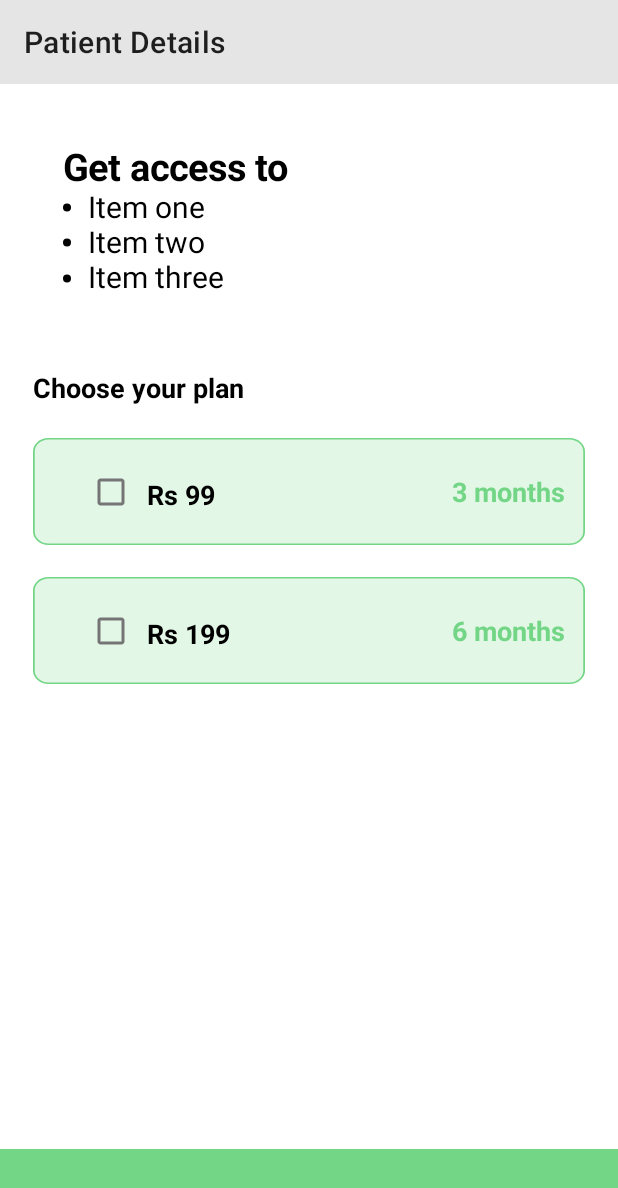
After one commit to karan-nga/MedicineApp, an Android app: the MemeberSub screen opened directly, with no data from a screen before it, on a phone screen of 412 x 824 dp. The commit adds this screen. Shown: the top 1188 px of the screen. Run offline under Robolectric (Android 15) with nearby library versions, the phone set to English and light mode, and no system bars.

Commit message:
Merge remote-tracking branch 'origin/master'

```diff
--- a/app/src/main/java/com/rawtooth/anchal/insurance/Insurance_activity.kt
+++ b/app/src/main/java/com/rawtooth/anchal/insurance/Insurance_activity.kt
@@ -16,5 +16,8 @@ Insurance_activity : AppCompatActivity() {
         binding.rec60.setOnClickListener{
             startActivity(Intent(this,Insurance_Details::class.java))
         }
+        binding.rec59.setOnClickListener{
+            startActivity(Intent(this,BuildYourHealthPlan::class.java))
+        }
     }
 }
--- a/app/src/main/java/com/rawtooth/loginresgister/Login.kt
+++ b/app/src/main/java/com/rawtooth/loginresgister/Login.kt
@@ -19,8 +19,8 @@ class Login : AppCompatActivity(), View.OnClickListener {
     }
 
     override fun onClick(view: View?) {
-        val email=bindig.loginEdt1.text.toString()
-        val pass=bindig.loginEdt2.text.toString()
+        val email=bindig.loginEdt1.text.toString().trim()
+        val pass=bindig.loginEdt2.text.toString().trim()
         if(email=="admin@gmail.com"&&pass=="root"){
             Toast.makeText(this,"Success",Toast.LENGTH_SHORT).show()
             startActivity(Intent(this,MainActivity2::class.java))
--- /dev/null
+++ b/app/src/main/java/com/rawtooth/medicineapp/consult/DoctorBook.kt
@@ -0,0 +1,12 @@
+package com.rawtooth.medicineapp.consult
+
+import androidx.appcompat.app.AppCompatActivity
+import android.os.Bundle
+import com.rawtooth.medicineapp.R
+
+class DoctorBook : AppCompatActivity() {
+    override fun onCreate(savedInstanceState: Bundle?) {
+        super.onCreate(savedInstanceState)
+        setContentView(R.layout.activity_doctor_book)
+    }
+}
--- a/app/src/main/java/com/rawtooth/medicineapp/ui/mainfragment2/HomeFragment.kt
+++ b/app/src/main/java/com/rawtooth/medicineapp/ui/mainfragment2/HomeFragment.kt
@@ -1,11 +1,13 @@
 package com.rawtooth.medicineapp.ui.mainfragment2
 
+import android.content.Intent
 import android.os.Bundle
 import android.view.LayoutInflater
 import android.view.View
 import android.view.ViewGroup
 import androidx.fragment.app.Fragment
 import androidx.lifecycle.ViewModelProvider
+import com.rawtooth.anchal.insurance.Messages
 import com.rawtooth.medicineapp.RecyclerAdapter
 import com.rawtooth.medicineapp.databinding.HomeFragmentBinding
 
@@ -27,6 +29,9 @@ class HomeFragment : Fragment() {
         savedInstanceState: Bundle?
     ): View {
         binding = HomeFragmentBinding.inflate(layoutInflater)
+        binding.messageActivity.setOnClickListener{
+           startActivity(Intent(context,Messages::class.java))
+        }
         return binding.root
     }
 
--- /dev/null
+++ b/app/src/main/java/com/rawtooth/subscription/MemeberSub.kt
@@ -0,0 +1,16 @@
+package com.rawtooth.subscription
+
+import androidx.appcompat.app.AppCompatActivity
+import android.os.Bundle
+import com.rawtooth.medicineapp.R
+import com.rawtooth.medicineapp.databinding.ActivityMemeberSubBinding
+
+class MemeberSub : AppCompatActivity() {
+    lateinit var binding:ActivityMemeberSubBinding
+    override fun onCreate(savedInstanceState: Bundle?) {
+        super.onCreate(savedInstanceState)
+        binding= ActivityMemeberSubBinding.inflate(layoutInflater)
+        setContentView(binding.root)
+        binding.benfitPoints.setText(R.string.bullted_list)
+    }
+}
--- /dev/null
+++ b/app/src/main/res/drawable/choseplan.xml
@@ -0,0 +1,30 @@
+<?xml version="1.0" encoding="utf-8"?>
+<vector
+    xmlns:android="http://schemas.android.com/apk/res/android"
+    xmlns:aapt="http://schemas.android.com/aapt"
+    android:width="316dp"
+    android:height="71dp"
+    android:viewportWidth="316"
+    android:viewportHeight="71"
+    >
+
+    <group>
+
+        <clip-path
+            android:pathData="M9 0H307C311.971 0 316 4.02944 316 9V62C316 66.9706 311.971 71 307 71H9C4.02944 71 0 66.9706 0 62V9C0 4.02944 4.02944 0 9 0Z"
+            />
+
+        <path
+            android:pathData="M0 0V71H316V0"
+            android:fillColor="#3373D686"
+            />
+
+        <path
+            android:pathData="M9 0H307C311.971 0 316 4.02944 316 9V62C316 66.9706 311.971 71 307 71H9C4.02944 71 0 66.9706 0 62V9C0 4.02944 4.02944 0 9 0Z"
+            android:strokeWidth="2"
+            android:strokeColor="#73D686"
+            />
+
+    </group>
+
+</vector>
--- /dev/null
+++ b/app/src/main/res/layout/activity_doctor_book.xml
@@ -0,0 +1,10 @@
+<?xml version="1.0" encoding="utf-8"?>
+<androidx.constraintlayout.widget.ConstraintLayout xmlns:android="http://schemas.android.com/apk/res/android"
+    xmlns:app="http://schemas.android.com/apk/res-auto"
+    xmlns:tools="http://schemas.android.com/tools"
+    android:layout_width="match_parent"
+    android:layout_height="match_parent"
+    tools:context=".consult.DoctorBook">
+
+
+</androidx.constraintlayout.widget.ConstraintLayout>
--- a/app/src/main/res/layout/activity_login.xml
+++ b/app/src/main/res/layout/activity_login.xml
@@ -41,7 +41,7 @@
         android:layout_marginRight="22dp"
         android:layout_marginTop="53dp"
         android:background="@drawable/rectangle46"
-        android:hint="     Email" />
+        android:hint="     admin@gmail.com" />
 
     <EditText
         android:id="@+id/login_edt_2"
@@ -54,7 +54,7 @@
         android:layout_marginRight="22dp"
         android:layout_marginTop="16dp"
         android:background="@drawable/rectangle47"
-        android:hint="     Password" />
+        android:text="     root" />
 
     <com.google.android.material.button.MaterialButton
         android:id="@+id/btn_login"
--- /dev/null
+++ b/app/src/main/res/layout/activity_memeber_sub.xml
@@ -0,0 +1,154 @@
+<?xml version="1.0" encoding="utf-8"?>
+<androidx.constraintlayout.widget.ConstraintLayout xmlns:android="http://schemas.android.com/apk/res/android"
+    xmlns:app="http://schemas.android.com/apk/res-auto"
+    xmlns:tools="http://schemas.android.com/tools"
+    android:layout_width="match_parent"
+    android:layout_height="match_parent"
+    tools:context="com.rawtooth.subscription.MemeberSub">
+    <com.google.android.material.appbar.MaterialToolbar
+        android:id="@+id/sub_toolbar"
+        android:layout_width="match_parent"
+        android:layout_height="wrap_content"
+        app:layout_constraintStart_toStartOf="parent"
+        app:layout_constraintTop_toTopOf="parent"
+        app:layout_constraintEnd_toEndOf="parent"
+        android:backgroundTint="#E5E5E5"
+        android:background="#E5E5E5"
+        app:title="Patient Details"/>
+    <TextView
+        android:id="@+id/benfitPoints"
+        android:layout_width="wrap_content"
+        android:layout_height="wrap_content"
+        android:padding="20dp"
+        android:textSize="20dp"
+        app:layout_constraintTop_toBottomOf="@id/sub_toolbar"
+        android:textColor="@color/black"
+        app:layout_constraintStart_toStartOf="parent"
+        android:layout_marginTop="18dp"
+        android:layout_marginStart="22dp"/>
+
+    <TextView
+        android:id="@+id/sub_tv2"
+        android:layout_width="wrap_content"
+        android:layout_height="wrap_content"
+        app:layout_constraintStart_toStartOf="parent"
+        app:layout_constraintTop_toBottomOf="@id/benfitPoints"
+        android:text="Choose your plan"
+        android:textSize="18sp"
+        android:textColor="@color/black"
+        android:layout_marginStart="22dp"
+        android:textStyle="bold"
+        android:layout_marginTop="28dp"/>
+    <androidx.constraintlayout.widget.ConstraintLayout
+        android:id="@+id/months_3"
+        android:layout_width="match_parent"
+        android:layout_height="71dp"
+        android:layout_marginStart="22dp"
+        android:layout_marginTop="21dp"
+        app:layout_constraintEnd_toEndOf="parent"
+        android:layout_marginEnd="22dp"
+        app:layout_constraintStart_toStartOf="parent"
+        android:background="@drawable/choseplan"
+        app:layout_constraintTop_toBottomOf="@id/sub_tv2">
+
+        <CheckBox
+            android:id="@+id/sub_checkbox"
+            android:layout_width="wrap_content"
+            android:layout_height="wrap_content"
+
+            android:layout_marginStart="28dp"
+            app:layout_constraintStart_toStartOf="parent"
+            app:layout_constraintBottom_toBottomOf="parent"
+            app:layout_constraintTop_toTopOf="parent"/>
+        <TextView
+            android:layout_width="wrap_content"
+            android:layout_height="wrap_content"
+            app:layout_constraintStart_toEndOf="@id/sub_checkbox"
+            android:text="Rs 99"
+            android:layout_marginTop="25dp"
+            android:textStyle="bold"
+            android:textColor="@color/black"
+            app:layout_constraintTop_toTopOf="parent"
+            android:textSize="18sp"/>
+        <TextView
+            android:layout_width="wrap_content"
+            android:layout_height="wrap_content"
+      app:layout_constraintEnd_toEndOf="parent"
+            android:text="3 months"
+            android:textStyle="bold"
+            android:textColor="#73D686"
+            app:layout_constraintTop_toTopOf="parent"
+            app:layout_constraintBottom_toBottomOf="parent"
+            android:textSize="18sp"
+            android:layout_marginEnd="13dp"/>
+    </androidx.constraintlayout.widget.ConstraintLayout>
+    <androidx.constraintlayout.widget.ConstraintLayout
+        android:layout_width="match_parent"
+        android:layout_height="71dp"
+        android:layout_marginStart="22dp"
+        android:layout_marginTop="21dp"
+        app:layout_constraintEnd_toEndOf="parent"
+        android:layout_marginEnd="22dp"
+        app:layout_constraintStart_toStartOf="parent"
+        android:background="@drawable/choseplan"
+        app:layout_constraintTop_toBottomOf="@id/months_3">
+
+        <CheckBox
+            android:id="@+id/sub_checkbox1"
+            android:layout_width="wrap_content"
+            android:layout_height="wrap_content"
+
+            android:layout_marginStart="28dp"
+            app:layout_constraintStart_toStartOf="parent"
+            app:layout_constraintBottom_toBottomOf="parent"
+            app:layout_constraintTop_toTopOf="parent"/>
+        <TextView
+            android:layout_width="wrap_content"
+            android:layout_height="wrap_content"
+            app:layout_constraintStart_toEndOf="@id/sub_checkbox1"
+            android:text="Rs 199"
+            android:layout_marginTop="25dp"
+            android:textStyle="bold"
+            android:textColor="@color/black"
+            app:layout_constraintTop_toTopOf="parent"
+            android:textSize="18sp"/>
+        <TextView
+            android:layout_width="wrap_content"
+            android:layout_height="wrap_content"
+            app:layout_constraintEnd_toEndOf="parent"
+            android:text="6 months"
+            android:textStyle="bold"
+            android:textColor="#73D686"
+            app:layout_constraintTop_toTopOf="parent"
+            app:layout_constraintBottom_toBottomOf="parent"
+            android:textSize="18sp"
+            android:layout_marginEnd="13dp"/>
+    </androidx.constraintlayout.widget.ConstraintLayout>
+
+    <com.google.android.material.bottomnavigation.BottomNavigationView
+        android:id="@+id/bottom_nav"
+        android:layout_width="match_parent"
+        android:layout_height="wrap_content"
+        app:layout_constraintBottom_toBottomOf="parent"
+        app:layout_constraintStart_toStartOf="parent"
+        app:layout_constraintRight_toRightOf="parent"
+        android:background="@drawable/nav_back"
+        app:itemIconTint="#fff"
+        app:itemTextColor="#fff" />
+
+    <com.google.android.material.button.MaterialButton
+        android:layout_width="wrap_content"
+        android:layout_height="wrap_content"
+        app:layout_constraintTop_toTopOf="@id/bottom_nav"
+        app:layout_constraintStart_toStartOf="parent"
+        android:background="@color/white"
+        android:layout_marginLeft="109dp"
+        android:layout_marginTop="10dp"
+        android:textSize="18dp"
+        app:layout_constraintEnd_toEndOf="parent"
+        android:layout_marginRight="110dp"
+        android:layout_marginBottom="10dp"
+        android:text="Done"
+        android:textAllCaps="false"/>
+
+</androidx.constraintlayout.widget.ConstraintLayout>
--- a/app/src/main/res/layout/activity_order.xml
+++ b/app/src/main/res/layout/activity_order.xml
@@ -303,6 +303,7 @@
     android:id="@+id/single_screen_v1"
     android:layout_width="match_parent"
     android:layout_height="wrap_content"
+    android:onClick="member"
     android:background="@drawable/member_3"
     android:layout_marginStart="22dp"
     app:layout_constraintEnd_toEndOf="parent"
@@ -317,8 +318,9 @@
         app:layout_constraintTop_toTopOf="@id/single_screen_v1"
         app:layout_constraintLeft_toLeftOf="@id/single_screen_v1"
         android:text="Become a member!"
+        android:textStyle="bold"
         android:layout_marginLeft="21dp"
-        android:textColor="#000000"
+        android:textColor="#1C9634"
         android:layout_marginTop="14dp"
         android:layout_marginBottom="60dp"
         android:fontFamily="@font/robotoregular"
@@ -333,7 +335,7 @@
         app:layout_constraintLeft_toLeftOf="@id/single_screen_v1"
         android:text="Save flat 10% extra on medicines and \n enjoy FREE delivery"
         android:layout_marginLeft="21dp"
-        android:textColor="#000000"
+        android:textColor="#1C9634"
         android:layout_marginTop="38dp"
         android:layout_marginBottom="28dp"
         android:fontFamily="@font/robotoregular"
--- a/app/src/main/res/layout/fragment_cart.xml
+++ b/app/src/main/res/layout/fragment_cart.xml
@@ -304,6 +304,7 @@
         android:id="@+id/single_screen_v1"
         android:layout_width="match_parent"
         android:layout_height="wrap_content"
+
         android:background="@drawable/member_3"
         android:layout_marginStart="22dp"
         app:layout_constraintEnd_toEndOf="parent"
@@ -318,12 +319,13 @@
             app:layout_constraintTop_toTopOf="@id/single_screen_v1"
             app:layout_constraintLeft_toLeftOf="@id/single_screen_v1"
             android:text="Become a member!"
+            android:textStyle="bold"
             android:layout_marginLeft="21dp"
-            android:textColor="#000000"
+            android:textColor="#1C9634"
             android:layout_marginTop="14dp"
             android:layout_marginBottom="60dp"
             android:fontFamily="@font/robotoregular"
-            android:textSize="18sp"
+            android:textSize="14sp"
             app:layout_constraintBottom_toBottomOf="parent"
             />
         <TextView
@@ -334,11 +336,11 @@
             app:layout_constraintLeft_toLeftOf="@id/single_screen_v1"
             android:text="Save flat 10% extra on medicines and \n enjoy FREE delivery"
             android:layout_marginLeft="21dp"
-            android:textColor="#000000"
+            android:textColor="#1C9634"
             android:layout_marginTop="38dp"
             android:layout_marginBottom="28dp"
             android:fontFamily="@font/robotoregular"
-            android:textSize="13sp"
+            android:textSize="10sp"
             app:layout_constraintBottom_toBottomOf="parent"
             />
         <ImageView
--- a/app/src/main/res/layout/home_fragment.xml
+++ b/app/src/main/res/layout/home_fragment.xml
@@ -1,11 +1,26 @@
 <?xml version="1.0" encoding="utf-8"?>
-<androidx.recyclerview.widget.RecyclerView
-    xmlns:android="http://schemas.android.com/apk/res/android"
+<LinearLayout xmlns:android="http://schemas.android.com/apk/res/android"
     xmlns:app="http://schemas.android.com/apk/res-auto"
     xmlns:tools="http://schemas.android.com/tools"
+    android:layout_width="match_parent"
+    android:layout_height="match_parent"
+    android:background="#F6F5F5"
+    android:orientation="vertical"
+    tools:context=".MainActivity">
+    <ImageButton
+        android:id="@+id/message_activity"
+        android:layout_width="wrap_content"
+        android:layout_height="wrap_content"
+        android:src="@drawable/msgicon"
+        android:layout_marginBottom="20dp"
+        android:layout_marginTop="10dp"
+        android:layout_marginEnd="10dp"
+        android:layout_gravity="end"/>
+<androidx.recyclerview.widget.RecyclerView
     android:id="@+id/mainRecycler"
     android:layout_width="match_parent"
     android:layout_height="match_parent"
     android:background="#F6F5F5"
     app:layoutManager="androidx.recyclerview.widget.LinearLayoutManager"
-    tools:context=".MainActivity" />
+   />
+</LinearLayout>
--- a/app/src/main/res/layout/search_view.xml
+++ b/app/src/main/res/layout/search_view.xml
@@ -7,7 +7,7 @@
     xmlns:tools="http://schemas.android.com/tools"
     android:layout_marginLeft="22dp"
     android:layout_marginRight="22dp"
-    android:layout_marginTop="62dp"
+
     android:background="@drawable/rectangle_3">
 
 
--- a/app/src/main/res/layout/single_screen.xml
+++ b/app/src/main/res/layout/single_screen.xml
@@ -27,8 +27,9 @@
         app:layout_constraintTop_toTopOf="@id/single_screen_v1"
         app:layout_constraintLeft_toLeftOf="@id/single_screen_v1"
         android:text="Become a member!"
+        android:textStyle="bold"
         android:layout_marginStart="21dp"
-        android:textColor="#000000"
+        android:textColor="#1C9634"
         android:layout_marginTop="14dp"
         android:layout_marginBottom="60dp"
         android:fontFamily="@font/robotoregular"
@@ -43,7 +44,7 @@
         app:layout_constraintLeft_toLeftOf="@id/single_screen_v1"
         android:text="Save flat 10% extra on medicines and \nenjoy FREE delivery"
         android:layout_marginStart="21dp"
-        android:textColor="#000000"
+        android:textColor="#1C9634"
         android:layout_marginTop="38dp"
         android:layout_marginBottom="28dp"
         android:fontFamily="@font/robotoregular"
--- a/app/src/main/res/values-night/themes.xml
+++ b/app/src/main/res/values-night/themes.xml
@@ -2,9 +2,9 @@
     <!-- Base application theme. -->
     <style name="Theme.MedicineApp" parent="Theme.MaterialComponents.Light.NoActionBar">
         <!-- Primary brand color. -->
-        <item name="colorPrimary">@color/purple_200</item>
+        <item name="colorPrimary">#73D686</item>
         <item name="colorPrimaryVariant">#73D686</item>
-        <item name="colorOnPrimary">@color/black</item>
+        <item name="colorOnPrimary">@color/white</item>
         <!-- Secondary brand color. -->
         <item name="colorSecondary">@color/teal_200</item>
         <item name="colorSecondaryVariant">@color/teal_200</item>
```
Also changed, not shown: app/src/main/AndroidManifest.xml (+8 -5 lines), app/src/main/res/drawable/doctor_call.png (added), app/src/main/res/drawable/msgicon.png (added).
